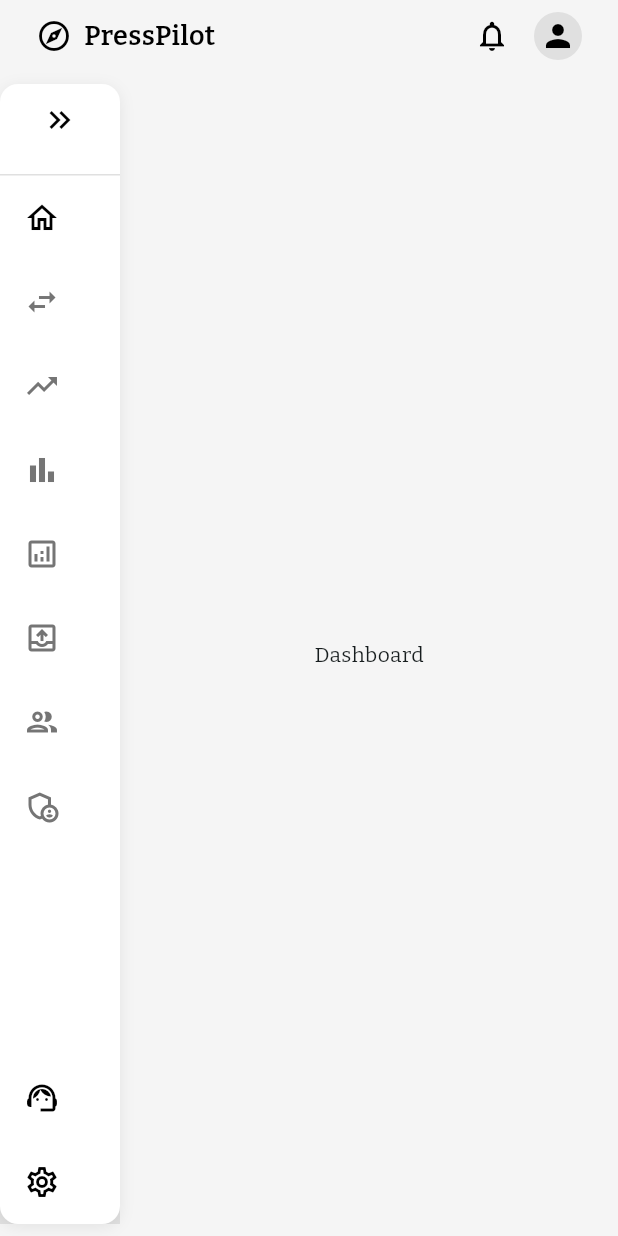
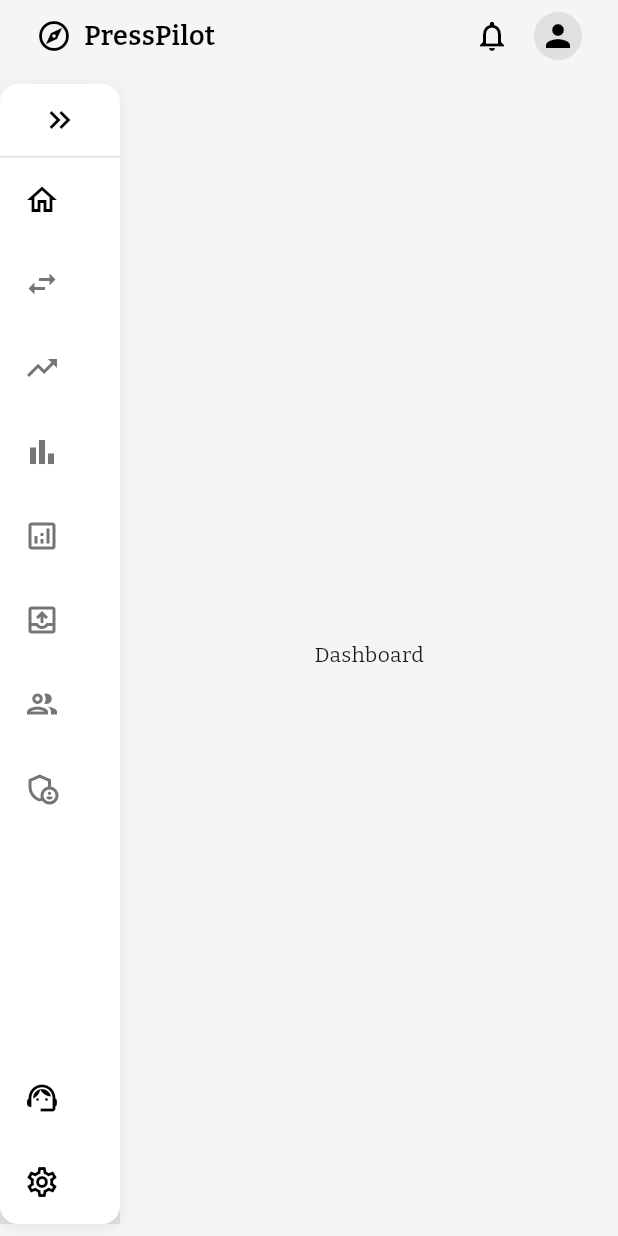
Before and after one commit to DebdaruDG/NewsForg, a Flutter app: the DashboardWrapper screen opened by its route, on a phone screen of 412 x 824 dp. Run offline on Flutter 3.47's test engine with Material 3 defaults, Android fonts, the phone set to English and light mode, and no system bars; our stand-ins replace go_router; project files that could hold a hidden picture were left out.

Commit message:
UI related refinements

```diff
--- a/B2B Portal/lib/screens/dashboard/dashboard_wrapper.dart
+++ b/B2B Portal/lib/screens/dashboard/dashboard_wrapper.dart
@@ -144,7 +144,10 @@ class _DashboardWrapperState extends State<DashboardWrapper> {
       children: [
         // Sidebar header with search and toggle button
         Padding(
-          padding: const EdgeInsets.symmetric(horizontal: 12, vertical: 0),
+          padding:
+              (_isSidebarExpanded)
+                  ? const EdgeInsets.symmetric(horizontal: 12, vertical: 0)
+                  : EdgeInsets.zero,
           child: Column(
             children: [
               Row(
@@ -200,7 +203,7 @@ class _DashboardWrapperState extends State<DashboardWrapper> {
             ],
           ),
         ),
-        const SizedBox(height: 12),
+        if (_isSidebarExpanded) const SizedBox(height: 12),
         const Divider(height: 1, color: DashboardColors.lightGrey),
         // Sidebar items using ListView.builder
         Expanded(
@@ -269,6 +272,7 @@ class _DashboardWrapperState extends State<DashboardWrapper> {
                       isSelected
                           ? DashboardColors.primaryBlack
                           : DashboardColors.mediumGrey,
+                  fontWeight: isSelected ? FontWeight.bold : FontWeight.normal,
                 ),
               )
               : null,
--- a/B2B Portal/lib/utils/widgets/data_table.dart
+++ b/B2B Portal/lib/utils/widgets/data_table.dart
@@ -103,7 +103,7 @@ class _GenericDataTableState<T> extends State<GenericDataTable<T>> {
                         'Export PDF',
                         style: TextStyle(
                           color: DashboardColors.primaryWhite,
-                          fontWeight: FontWeight.normal,
+                          fontWeight: FontWeight.bold,
                           fontSize: 13,
                         ),
                       ),
@@ -135,7 +135,7 @@ class _GenericDataTableState<T> extends State<GenericDataTable<T>> {
                         'Export Excel',
                         style: TextStyle(
                           color: DashboardColors.primaryWhite,
-                          fontWeight: FontWeight.normal,
+                          fontWeight: FontWeight.bold,
                           fontSize: 13,
                         ),
                       ),
@@ -220,6 +220,7 @@ class _GenericDataTableState<T> extends State<GenericDataTable<T>> {
                                   .copyWith(
                                     fontSize: 14,
                                     color: DashboardColors.primaryBlack,
+                                    fontWeight: FontWeight.bold,
                                   ),
                             ),
                           ),
```
